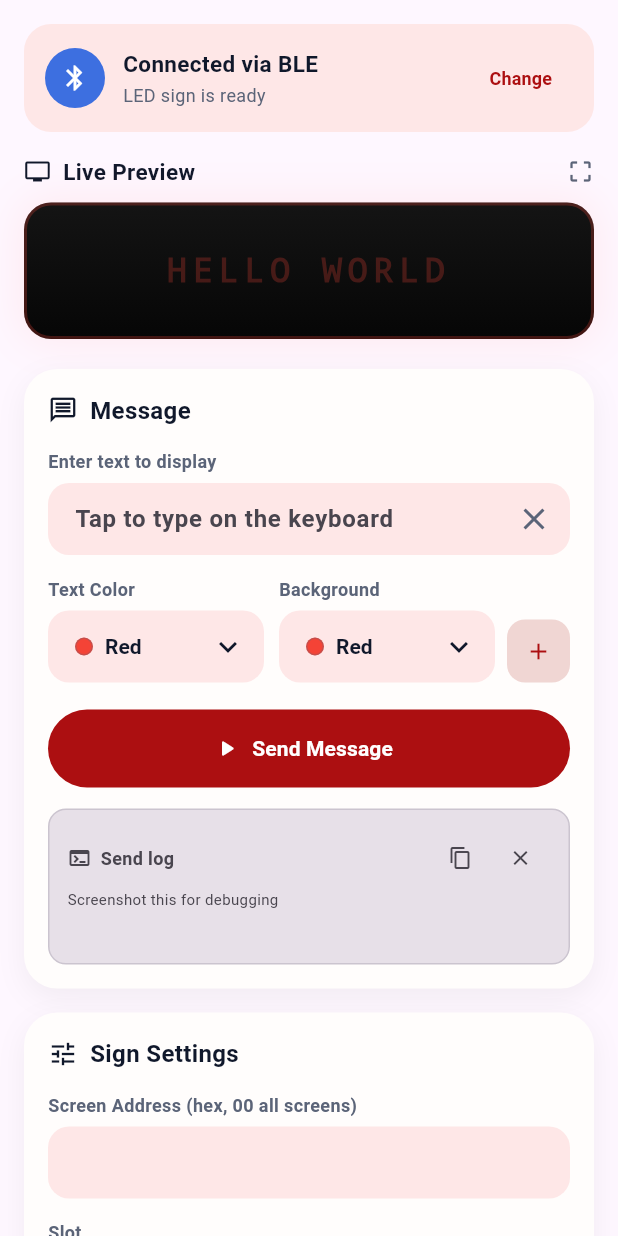
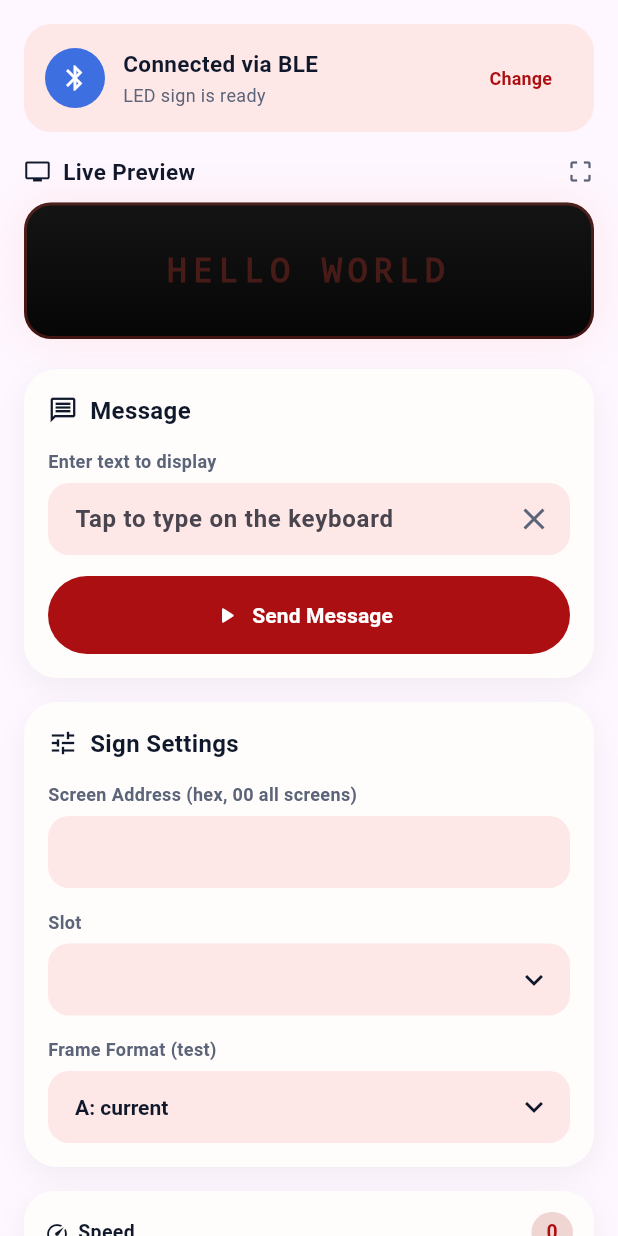
Before and after one commit to hamzaeh04/TTS-LedSign, a Flutter app: the ControlPanel widget shown alone on an empty page, opened directly with empty values, on a phone screen of 412 x 824 dp. Run offline on Flutter 3.47's test engine with Material 3 defaults, Android fonts, the phone set to English and light mode, and no system bars; our stand-ins replace flutter_blue_plus, flutter_easyloading, get, sizer; missing offline and left inert: flutter_classic_bluetooth.

Commit message:
extra things removed

```diff
--- a/lib/features/ble/widgets/control_panel.dart
+++ b/lib/features/ble/widgets/control_panel.dart
@@ -126,13 +126,13 @@ class ControlPanel extends StatelessWidget {
           onSend: onSendSpeed,
         ),
         const SizedBox(height: 16),
-        PlaylistCard(
-          previewMode: previewMode,
-          sending: sending,
-          messageListOrder: messageListOrder,
-          onToggleSlot: onToggleListSlot,
-          onSend: onSendPlaylist,
-        ),
+        // PlaylistCard(
+        //   previewMode: previewMode,
+        //   sending: sending,
+        //   messageListOrder: messageListOrder,
+        //   onToggleSlot: onToggleListSlot,
+        //   onSend: onSendPlaylist,
+        // ),
       ],
     );
   }
--- a/lib/features/ble/widgets/message_card.dart
+++ b/lib/features/ble/widgets/message_card.dart
@@ -106,42 +106,42 @@ class MessageCard extends StatelessWidget {
             ),
           ),
           const SizedBox(height: 14),
-          Row(
-            crossAxisAlignment: CrossAxisAlignment.end,
-            children: [
-              Expanded(
-                child: _ColorField(
-                  label: 'Text Color',
-                  value: colorFont,
-                  enabled: !previewMode,
-                  onChanged: onColorFontChanged,
-                ),
-              ),
-              const SizedBox(width: 10),
-              Expanded(
-                child: _ColorField(
-                  label: 'Background',
-                  value: colorBackground,
-                  enabled: !previewMode,
-                  onChanged: onColorBackgroundChanged,
-                ),
-              ),
-              const SizedBox(width: 8),
-              Material(
-                color: bleTagBg,
-                borderRadius: BorderRadius.circular(12),
-                child: InkWell(
-                  borderRadius: BorderRadius.circular(12),
-                  onTap: previewMode ? null : onInsertColorTag,
-                  child: const Padding(
-                    padding: EdgeInsets.all(12),
-                    child: Icon(Icons.add, color: bleMaroon, size: 18),
-                  ),
-                ),
-              ),
-            ],
-          ),
-          const SizedBox(height: 18),
+          // Row(
+          //   crossAxisAlignment: CrossAxisAlignment.end,
+          //   children: [
+          //     Expanded(
+          //       child: _ColorField(
+          //         label: 'Text Color',
+          //         value: colorFont,
+          //         enabled: !previewMode,
+          //         onChanged: onColorFontChanged,
+          //       ),
+          //     ),
+          //     const SizedBox(width: 10),
+          //     Expanded(
+          //       child: _ColorField(
+          //         label: 'Background',
+          //         value: colorBackground,
+          //         enabled: !previewMode,
+          //         onChanged: onColorBackgroundChanged,
+          //       ),
+          //     ),
+          //     const SizedBox(width: 8),
+          //     Material(
+          //       color: bleTagBg,
+          //       borderRadius: BorderRadius.circular(12),
+          //       child: InkWell(
+          //         borderRadius: BorderRadius.circular(12),
+          //         onTap: previewMode ? null : onInsertColorTag,
+          //         child: const Padding(
+          //           padding: EdgeInsets.all(12),
+          //           child: Icon(Icons.add, color: bleMaroon, size: 18),
+          //         ),
+          //       ),
+          //     ),
+          //   ],
+          // ),
+          // const SizedBox(height: 18),
           SizedBox(
             width: double.infinity,
             height: 52,
@@ -169,10 +169,10 @@ class MessageCard extends StatelessWidget {
               ),
             ),
           ),
-          if (sendLog != null) ...[
-            const SizedBox(height: 14),
-            SendLogPanel(log: sendLog!, onClear: onClearLog),
-          ],
+          // if (sendLog != null) ...[
+          //   const SizedBox(height: 14),
+          //   SendLogPanel(log: sendLog!, onClear: onClearLog),
+          // ],
         ],
       ),
     );
```
